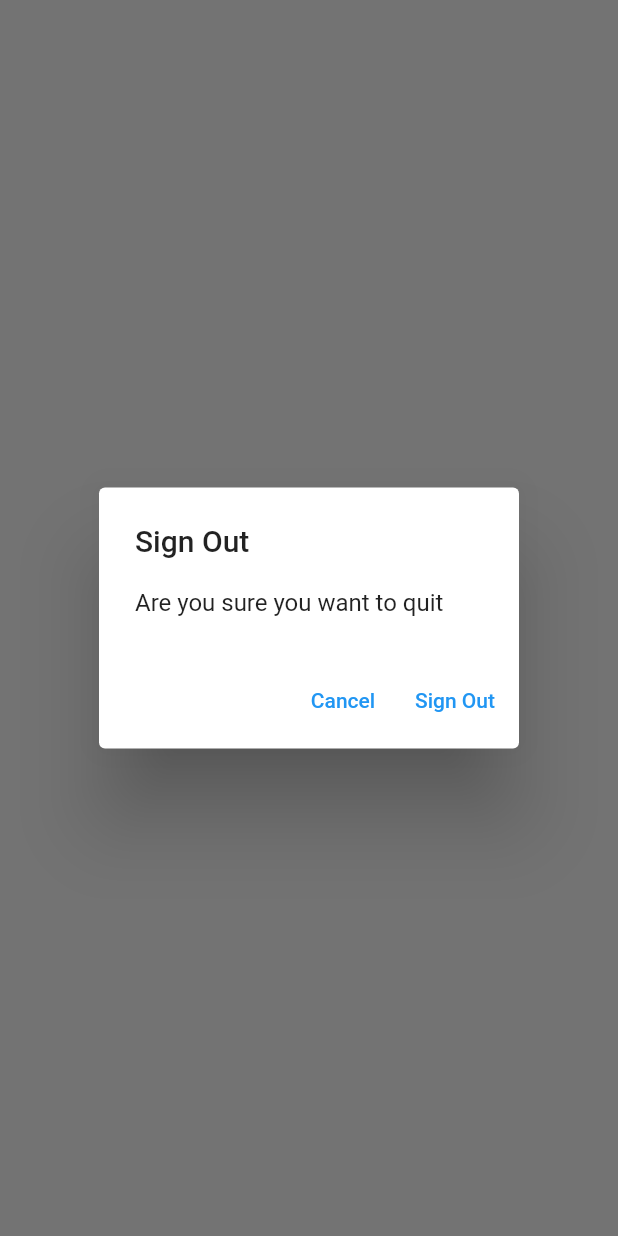
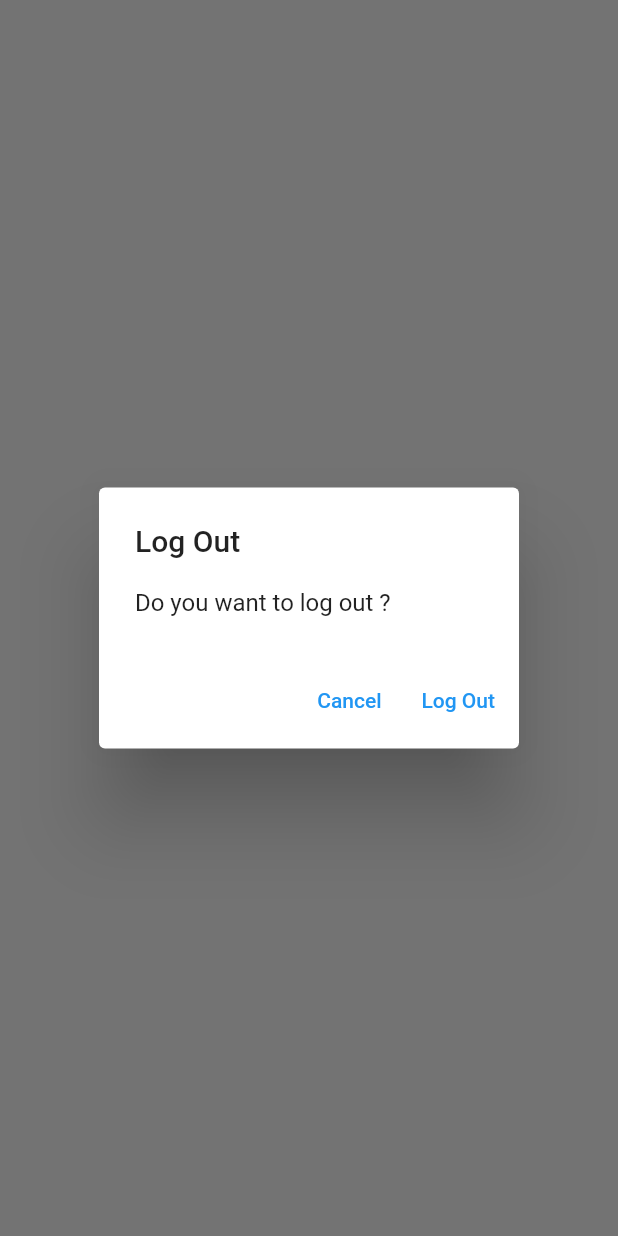
Before and after one commit to Sahani44/NotePost, a Flutter app: what showLogOutDialog() shows on an empty page, opened directly, on a phone screen of 412 x 824 dp. Run offline on Flutter 3.47's test engine with Material 2 defaults, Android fonts, the phone set to English and light mode, and no system bars; our stand-ins replace firebase_auth, firebase_core, sqflite; accounts and stored records are empty; network calls fail.

Commit message:
Delete Option,Generic Dialog/Alert box

```diff
--- /dev/null
+++ b/lib/utilities/dialogs/generic_dialog.dart
@@ -0,0 +1,34 @@
+import 'package:flutter/material.dart';
+
+typedef DialogOptionBuilder<T> = Map<String, T?> Function();
+
+Future<T?> showGenericDialog<T>({
+  required BuildContext context,
+  required String title,
+  required String content,
+  required DialogOptionBuilder optionsBuilder,
+}) {
+  final options = optionsBuilder();
+  return showDialog(
+    context: context,
+    builder: ((context) {
+      return AlertDialog(
+        title: Text(title),
+        content: Text(content),
+        actions: options.keys.map((optionTitle) {
+          final value = options[optionTitle];
+          return TextButton(
+            onPressed: () {
+              if(value != null) {
+                Navigator.of(context).pop(value);
+              } else {
+                Navigator.of(context).pop();
+              }
+            },
+            child: Text(optionTitle),
+          );
+        } ).toList(),
+      );
+    })
+  );
+}
--- /dev/null
+++ b/lib/utilities/dialogs/logout_dialog.dart
@@ -0,0 +1,14 @@
+import 'package:flutter/material.dart';
+import 'package:note_post/utilities/dialogs/generic_dialog.dart';
+
+Future<bool> showLogOutDialog(BuildContext context) {
+  return showGenericDialog<bool>(
+    context: context,
+    title: 'Log Out',
+    content: 'Do you want to log out ?',
+    optionsBuilder: () => {
+      'Cancel' : false,
+      'Log Out' : true,
+    } ,
+  ).then((value) => value ?? false);
+}
--- a/lib/views/login_view.dart
+++ b/lib/views/login_view.dart
@@ -3,7 +3,7 @@
 import 'package:note_post/constants/routes.dart';
 import 'package:note_post/services/auth/auth_exceptions.dart';
 import 'package:note_post/services/auth/auth_service.dart';
-import '../utilities/show_error_dialog.dart';
+import 'package:note_post/utilities/dialogs/error_dialog.dart';
 
 class LoginView extends StatefulWidget {
   const LoginView({Key? key}) : super(key: key);
--- a/lib/views/notes/notes_view.dart
+++ b/lib/views/notes/notes_view.dart
@@ -2,7 +2,9 @@
 import 'package:note_post/constants/routes.dart';
 import 'package:note_post/services/auth/auth_service.dart';
 import 'package:note_post/services/crud/notes_services.dart';
+import 'package:note_post/views/notes/notes_list_view.dart';
 import '../../enums/menu_actions.dart';
+import '../../utilities/dialogs/logout_dialog.dart';
 
 
 class NotesView extends StatefulWidget {
@@ -67,21 +69,13 @@
                     case ConnectionState.active:
                       if (snapshot.hasData) {
                         final allNotes = snapshot.data as List<DatabaseNote>;
+                        // ignore: avoid_print
                         print(allNotes);
-                        return ListView.builder(
-                          itemCount: allNotes.length,
-                          itemBuilder: (context, index) {
-                            final note = allNotes[index];
-                            return ListTile(
-                              title: Text(
-                                note.text,
-                                maxLines: 1,
-                                softWrap: true,
-                                overflow: TextOverflow.ellipsis,
-                              ),
-                            );
-                          },
-                        );
+                        return NotesListView(
+                          notes: allNotes,
+                          onDeleteNote: ((note) async {
+                            await _notesServices.deleteNote(id: note.id);
+                          }));
                       } else {
                         return const CircularProgressIndicator();
                       }
@@ -97,20 +91,3 @@
     );
   }
 }
-
-
-Future<bool> showLogOutDialog(BuildContext context) {
-  return showDialog<bool>(
-    context: context,
-     builder: (context) {
-      return AlertDialog(
-        title: const Text('Sign Out'),
-        content: const Text('Are you sure you want to quit'),
-        actions: [
-          TextButton(onPressed: () {Navigator.of(context).pop(false);}, child: const Text('Cancel')),
-          TextButton(onPressed: () {Navigator.of(context).pop(true);}, child: const Text('Sign Out')),
-        ],
-      );
-     }
-  ).then((value) => value ?? false);
-}
--- a/lib/views/register_view.dart
+++ b/lib/views/register_view.dart
@@ -3,7 +3,7 @@
 import 'package:note_post/constants/routes.dart';
 import 'package:note_post/services/auth/auth_service.dart';
 import '../services/auth/auth_exceptions.dart';
-import '../utilities/show_error_dialog.dart';
+import '../utilities/dialogs/error_dialog.dart';
 
 class RegisterView extends StatefulWidget {
   const RegisterView({Key? key}) : super(key: key);
```
Also changed, not shown: lib/services/crud/notes_services.dart (+7 -4 lines), lib/utilities/dialogs/delete_dialog.dart (added, +14 -0 lines), lib/utilities/dialogs/error_dialog.dart (added, +13 -0 lines), lib/utilities/show_error_dialog.dart (deleted, +0 -21 lines), lib/views/notes/notes_list_view.dart (added, +40 -0 lines).
